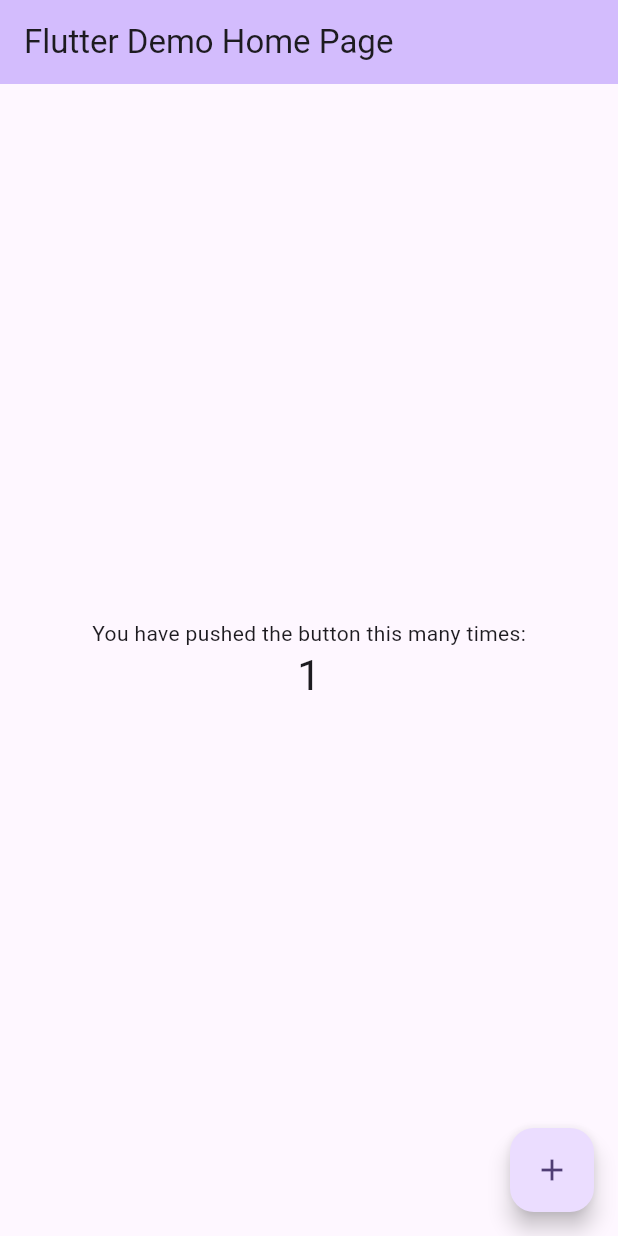
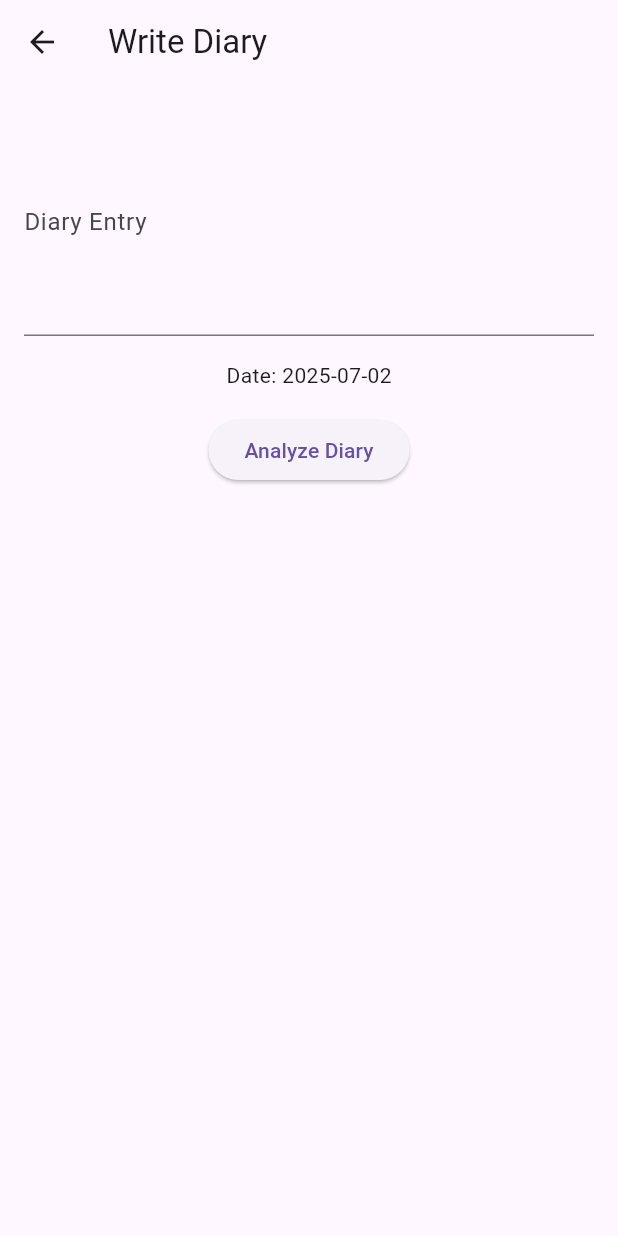
Before and after one commit to lshee9008/EmoTrack, a Flutter app: the screen it shows after launch, after a tap on the "add" icon, on a phone screen of 412 x 824 dp. Run offline on Flutter 3.47's test engine with Material 3 defaults, Android fonts, the phone set to English and light mode, and no system bars; our stand-ins replace sqflite; accounts and stored records are empty.

Commit message:
클라이언트(플러터) 코드 삽입

```diff
--- a/front/emotrack_front/lib/main.dart
+++ b/front/emotrack_front/lib/main.dart
@@ -1,122 +1,24 @@
 import 'package:flutter/material.dart';
+import 'package:provider/provider.dart';
+import 'providers/diary_provider.dart';
+import 'screens/home_screen.dart';
 
 void main() {
-  runApp(const MyApp());
+  runApp(
+    ChangeNotifierProvider(
+      create: (context) => DiaryProvider(),
+      child: MyApp(),
+    ),
+  );
 }
 
 class MyApp extends StatelessWidget {
-  const MyApp({super.key});
-
-  // This widget is the root of your application.
   @override
   Widget build(BuildContext context) {
     return MaterialApp(
-      title: 'Flutter Demo',
-      theme: ThemeData(
-        // This is the theme of your application.
-        //
-        // TRY THIS: Try running your application with "flutter run". You'll see
-        // the application has a purple toolbar. Then, without quitting the app,
-        // try changing the seedColor in the colorScheme below to Colors.green
-        // and then invoke "hot reload" (save your changes or press the "hot
-        // reload" button in a Flutter-supported IDE, or press "r" if you used
-        // the command line to start the app).
-        //
-        // Notice that the counter didn't reset back to zero; the application
-        // state is not lost during the reload. To reset the state, use hot
-        // restart instead.
-        //
-        // This works for code too, not just values: Most code changes can be
-        // tested with just a hot reload.
-        colorScheme: ColorScheme.fromSeed(seedColor: Colors.deepPurple),
-      ),
-      home: const MyHomePage(title: 'Flutter Demo Home Page'),
+      title: 'Diary App',
+      theme: ThemeData(primarySwatch: Colors.blue, useMaterial3: true),
+      home: HomeScreen(),
     );
   }
 }
-
-class MyHomePage extends StatefulWidget {
-  const MyHomePage({super.key, required this.title});
-
-  // This widget is the home page of your application. It is stateful, meaning
-  // that it has a State object (defined below) that contains fields that affect
-  // how it looks.
-
-  // This class is the configuration for the state. It holds the values (in this
-  // case the title) provided by the parent (in this case the App widget) and
-  // used by the build method of the State. Fields in a Widget subclass are
-  // always marked "final".
-
-  final String title;
-
-  @override
-  State<MyHomePage> createState() => _MyHomePageState();
-}
-
-class _MyHomePageState extends State<MyHomePage> {
-  int _counter = 0;
-
-  void _incrementCounter() {
-    setState(() {
-      // This call to setState tells the Flutter framework that something has
-      // changed in this State, which causes it to rerun the build method below
-      // so that the display can reflect the updated values. If we changed
-      // _counter without calling setState(), then the build method would not be
-      // called again, and so nothing would appear to happen.
-      _counter++;
-    });
-  }
-
-  @override
-  Widget build(BuildContext context) {
-    // This method is rerun every time setState is called, for instance as done
-    // by the _incrementCounter method above.
-    //
-    // The Flutter framework has been optimized to make rerunning build methods
-    // fast, so that you can just rebuild anything that needs updating rather
-    // than having to individually change instances of widgets.
-    return Scaffold(
-      appBar: AppBar(
-        // TRY THIS: Try changing the color here to a specific color (to
-        // Colors.amber, perhaps?) and trigger a hot reload to see the AppBar
-        // change color while the other colors stay the same.
-        backgroundColor: Theme.of(context).colorScheme.inversePrimary,
-        // Here we take the value from the MyHomePage object that was created by
-        // the App.build method, and use it to set our appbar title.
-        title: Text(widget.title),
-      ),
-      body: Center(
-        // Center is a layout widget. It takes a single child and positions it
-        // in the middle of the parent.
-        child: Column(
-          // Column is also a layout widget. It takes a list of children and
-          // arranges them vertically. By default, it sizes itself to fit its
-          // children horizontally, and tries to be as tall as its parent.
-          //
-          // Column has various properties to control how it sizes itself and
-          // how it positions its children. Here we use mainAxisAlignment to
-          // center the children vertically; the main axis here is the vertical
-          // axis because Columns are vertical (the cross axis would be
-          // horizontal).
-          //
-          // TRY THIS: Invoke "debug painting" (choose the "Toggle Debug Paint"
-          // action in the IDE, or press "p" in the console), to see the
-          // wireframe for each widget.
-          mainAxisAlignment: MainAxisAlignment.center,
-          children: <Widget>[
-            const Text('You have pushed the button this many times:'),
-            Text(
-              '$_counter',
-              style: Theme.of(context).textTheme.headlineMedium,
-            ),
-          ],
-        ),
-      ),
-      floatingActionButton: FloatingActionButton(
-        onPressed: _incrementCounter,
-        tooltip: 'Increment',
-        child: const Icon(Icons.add),
-      ), // This trailing comma makes auto-formatting nicer for build methods.
-    );
-  }
-}
--- a/front/emotrack_front/lib/models/diary_entry.dart
+++ b/front/emotrack_front/lib/models/diary_entry.dart
@@ -0,0 +1,43 @@
+class DiaryEntry {
+  final int? id;
+  final String diary;
+  final String date;
+  final String summary;
+  final String emotion;
+  final String weather;
+  final String song;
+
+  DiaryEntry({
+    this.id,
+    required this.diary,
+    required this.date,
+    required this.summary,
+    required this.emotion,
+    required this.weather,
+    required this.song,
+  });
+
+  Map<String, dynamic> toMap() {
+    return {
+      'id': id,
+      'diary': diary,
+      'date': date,
+      'summary': summary,
+      'emotion': emotion,
+      'weather': weather,
+      'song': song,
+    };
+  }
+
+  factory DiaryEntry.fromMap(Map<String, dynamic> map) {
+    return DiaryEntry(
+      id: map['id'],
+      diary: map['diary'],
+      date: map['date'],
+      summary: map['summary'],
+      emotion: map['emotion'],
+      weather: map['weather'],
+      song: map['song'],
+    );
+  }
+}
--- a/front/emotrack_front/lib/models/diary_request.dart
+++ b/front/emotrack_front/lib/models/diary_request.dart
@@ -0,0 +1,8 @@
+class DiaryRequest {
+  final String diary;
+  final String date;
+
+  DiaryRequest({required this.diary, required this.date});
+
+  Map<String, dynamic> toJson() => {'diary': diary, 'date': date};
+}
--- a/front/emotrack_front/lib/providers/diary_provider.dart
+++ b/front/emotrack_front/lib/providers/diary_provider.dart
@@ -0,0 +1,57 @@
+import 'package:flutter/material.dart';
+import '../models/diary_entry.dart';
+import '../services/api_service.dart';
+import '../services/database_service.dart';
+import '../models/diary_request.dart';
+import '../models/diary_response.dart';
+
+class DiaryProvider with ChangeNotifier {
+  final ApiService _apiService = ApiService();
+  final DatabaseService _databaseService = DatabaseService();
+  List<DiaryEntry> _diaries = [];
+  bool _isLoading = false;
+
+  List<DiaryEntry> get diaries => _diaries;
+  bool get isLoading => _isLoading;
+
+  Future<void> fetchDiaries() async {
+    _isLoading = true;
+    notifyListeners();
+    _diaries = await _databaseService.getDiaries();
+    _isLoading = false;
+    notifyListeners();
+  }
+
+  Future<DiaryEntry> analyzeDiary(String diary, String date) async {
+    _isLoading = true;
+    notifyListeners();
+    try {
+      final request = DiaryRequest(diary: diary, date: date);
+      final response = await _apiService.analyzeDiary(request);
+      final entry = DiaryEntry(
+        diary: diary,
+        date: date,
+        summary: response.summary,
+        emotion: response.emotion,
+        weather: response.weather,
+        song: response.song,
+      );
+      await _databaseService.insertDiary(entry);
+      await fetchDiaries();
+      return entry;
+    } finally {
+      _isLoading = false;
+      notifyListeners();
+    }
+  }
+
+  Future<void> updateDiary(DiaryEntry entry) async {
+    await _databaseService.updateDiary(entry);
+    await fetchDiaries();
+  }
+
+  Future<void> deleteDiary(int id) async {
+    await _databaseService.deleteDiary(id);
+    await fetchDiaries();
+  }
+}
--- a/front/emotrack_front/lib/screens/diary_detail_screen.dart
+++ b/front/emotrack_front/lib/screens/diary_detail_screen.dart
@@ -0,0 +1,41 @@
+import 'package:flutter/material.dart';
+import '../models/diary_entry.dart';
+
+class DiaryDetailScreen extends StatelessWidget {
+  final DiaryEntry diary;
+
+  DiaryDetailScreen({required this.diary});
+
+  @override
+  Widget build(BuildContext context) {
+    return Scaffold(
+      appBar: AppBar(title: Text('Diary Analysis')),
+      body: Padding(
+        padding: EdgeInsets.all(16.0),
+        child: ListView(
+          children: [
+            Text('Date: ${diary.date}', style: TextStyle(fontSize: 18)),
+            SizedBox(height: 16),
+            Text('Diary:', style: TextStyle(fontWeight: FontWeight.bold)),
+            Text(diary.diary),
+            SizedBox(height: 16),
+            Text('Summary:', style: TextStyle(fontWeight: FontWeight.bold)),
+            Text(diary.summary),
+            SizedBox(height: 16),
+            Text('Emotion:', style: TextStyle(fontWeight: FontWeight.bold)),
+            Text(diary.emotion),
+            SizedBox(height: 16),
+            Text('Weather:', style: TextStyle(fontWeight: FontWeight.bold)),
+            Text(diary.weather),
+            SizedBox(height: 16),
+            Text(
+              'Recommended Song:',
+              style: TextStyle(fontWeight: FontWeight.bold),
+            ),
+            Text(diary.song),
+          ],
+        ),
+      ),
+    );
+  }
+}
--- a/front/emotrack_front/lib/screens/diary_entry_screen.dart
+++ b/front/emotrack_front/lib/screens/diary_entry_screen.dart
@@ -0,0 +1,73 @@
+import 'package:flutter/material.dart';
+import 'package:provider/provider.dart';
+import 'package:intl/intl.dart';
+import '../providers/diary_provider.dart';
+import '../screens/diary_detail_screen.dart';
+
+class DiaryEntryScreen extends StatefulWidget {
+  @override
+  _DiaryEntryScreenState createState() => _DiaryEntryScreenState();
+}
+
+class _DiaryEntryScreenState extends State<DiaryEntryScreen> {
+  final _formKey = GlobalKey<FormState>();
+  final _diaryController = TextEditingController();
+  String _date = DateFormat('yyyy-MM-dd').format(DateTime.now());
+
+  @override
+  Widget build(BuildContext context) {
+    return Scaffold(
+      appBar: AppBar(title: Text('Write Diary')),
+      body: Padding(
+        padding: EdgeInsets.all(16.0),
+        child: Form(
+          key: _formKey,
+          child: Column(
+            children: [
+              TextFormField(
+                controller: _diaryController,
+                decoration: InputDecoration(labelText: 'Diary Entry'),
+                maxLines: 5,
+                validator: (value) {
+                  if (value == null || value.isEmpty) {
+                    return 'Please enter your diary';
+                  }
+                  return null;
+                },
+              ),
+              SizedBox(height: 16),
+              Text('Date: $_date'),
+              SizedBox(height: 16),
+              Consumer<DiaryProvider>(
+                builder: (context, provider, child) {
+                  return ElevatedButton(
+                    onPressed: provider.isLoading
+                        ? null
+                        : () async {
+                            if (_formKey.currentState!.validate()) {
+                              final entry = await provider.analyzeDiary(
+                                _diaryController.text,
+                                _date,
+                              );
+                              Navigator.pushReplacement(
+                                context,
+                                MaterialPageRoute(
+                                  builder: (context) =>
+                                      DiaryDetailScreen(diary: entry),
+                                ),
+                              );
+                            }
+                          },
+                    child: provider.isLoading
+                        ? CircularProgressIndicator()
+                        : Text('Analyze Diary'),
+                  );
+                },
+              ),
+            ],
+          ),
+        ),
+      ),
+    );
+  }
+}
--- a/front/emotrack_front/lib/screens/home_screen.dart
+++ b/front/emotrack_front/lib/screens/home_screen.dart
@@ -0,0 +1,54 @@
+import 'package:flutter/material.dart';
+import 'package:provider/provider.dart';
+import '../providers/diary_provider.dart';
+import '../screens/diary_entry_screen.dart';
+import '../screens/diary_detail_screen.dart';
+import '../widgets/diary_card.dart';
+
+class HomeScreen extends StatelessWidget {
+  @override
+  Widget build(BuildContext context) {
+    return Scaffold(
+      appBar: AppBar(title: Text('My Diary')),
+      body: Consumer<DiaryProvider>(
+        builder: (context, provider, child) {
+          if (provider.isLoading) {
+            return Center(child: CircularProgressIndicator());
+          }
+          if (provider.diaries.isEmpty) {
+            return Center(child: Text('No diaries yet. Write one!'));
+          }
+          return ListView.builder(
+            itemCount: provider.diaries.length,
+            itemBuilder: (context, index) {
+              final diary = provider.diaries[index];
+              return DiaryCard(
+                diary: diary,
+                onTap: () {
+                  Navigator.push(
+                    context,
+                    MaterialPageRoute(
+                      builder: (context) => DiaryDetailScreen(diary: diary),
+                    ),
+                  );
+                },
+                onDelete: () {
+                  provider.deleteDiary(diary.id!);
+                },
+              );
+            },
+          );
+        },
+      ),
+      floatingActionButton: FloatingActionButton(
+        onPressed: () {
+          Navigator.push(
+            context,
+            MaterialPageRoute(builder: (context) => DiaryEntryScreen()),
+          );
+        },
+        child: Icon(Icons.add),
+      ),
+    );
+  }
+}
--- a/front/emotrack_front/lib/services/api_service.dart
+++ b/front/emotrack_front/lib/services/api_service.dart
@@ -0,0 +1,25 @@
+import 'package:http/http.dart' as http;
+import 'dart:convert';
+import '../models/diary_request.dart';
+import '../models/diary_response.dart';
+
+class ApiService {
+  static const String baseUrl =
+      'https://your-api.com'; // Replace with your API URL
+
+  Future<DiaryResponse> analyzeDiary(DiaryRequest request) async {
+    final response = await http.post(
+      Uri.parse('$baseUrl/analyze'),
+      headers: {'Content-Type': 'application/json'},
+      body: jsonEncode(request.toJson()),
+    );
+
+    print(response);
+
+    if (response.statusCode == 200) {
+      return DiaryResponse.fromJson(jsonDecode(response.body));
+    } else {
+      throw Exception('Failed to analyze diary: ${response.statusCode}');
+    }
+  }
+}
--- a/front/emotrack_front/lib/widgets/diary_card.dart
+++ b/front/emotrack_front/lib/widgets/diary_card.dart
@@ -0,0 +1,30 @@
+import 'package:flutter/material.dart';
+import '../models/diary_entry.dart';
+
+class DiaryCard extends StatelessWidget {
+  final DiaryEntry diary;
+  final VoidCallback onTap;
+  final VoidCallback onDelete;
+
+  DiaryCard({required this.diary, required this.onTap, required this.onDelete});
+
+  @override
+  Widget build(BuildContext context) {
+    return Card(
+      margin: EdgeInsets.symmetric(horizontal: 16, vertical: 8),
+      child: ListTile(
+        title: Text(diary.date),
+        subtitle: Text(
+          diary.diary.length > 50
+              ? '${diary.diary.substring(0, 50)}...'
+              : diary.diary,
+        ),
+        trailing: IconButton(
+          icon: Icon(Icons.delete, color: Colors.red),
+          onPressed: onDelete,
+        ),
+        onTap: onTap,
+      ),
+    );
+  }
+}
--- a/front/emotrack_front/pubspec.yaml
+++ b/front/emotrack_front/pubspec.yaml
@@ -34,6 +34,12 @@ dependencies:
   # The following adds the Cupertino Icons font to your application.
   # Use with the CupertinoIcons class for iOS style icons.
   cupertino_icons: ^1.0.8
+  http: ^1.2.2
+  sqflite: ^2.3.3
+  provider: ^6.1.2
+  intl: ^0.19.0
+  path_provider: ^2.1.4
+  path: ^1.9.0
 
 dev_dependencies:
   flutter_test:
```
Also changed, not shown: front/emotrack_front/lib/models/diary_response.dart (+22 -0 lines), front/emotrack_front/lib/services/database_service.dart (+73 -0 lines), front/emotrack_front/pubspec.lock, 7 other files.
